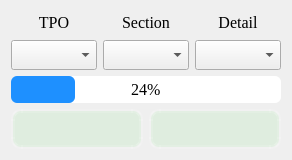
This is loaddialog.ui in leihui6/marksentence as Qt 5 draws it before an edit. The edited form follows.
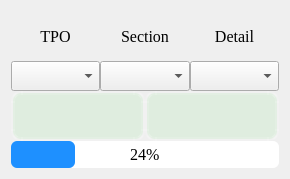
This is the edited form. Icons and pictures are not drawn.

Diff of the .ui file:
```diff
--- a/loaddialog.ui
+++ b/loaddialog.ui
@@ -6,8 +6,8 @@
    <rect>
     <x>0</x>
     <y>0</y>
-    <width>277</width>
-    <height>160</height>
+    <width>290</width>
+    <height>179</height>
    </rect>
   </property>
   <property name="windowTitle">
@@ -17,8 +17,11 @@
    <iconset resource="icon.qrc">
     <normaloff>:/icon/icon/tool_title.png</normaloff>:/icon/icon/tool_title.png</iconset>
   </property>
-  <layout class="QGridLayout" name="gridLayout_3">
-   <item row="0" column="0">
+  <layout class="QGridLayout" name="gridLayout_3" rowstretch="0,0,0,0,0">
+   <property name="spacing">
+    <number>0</number>
+   </property>
+   <item row="1" column="0">
     <layout class="QGridLayout" name="gridLayout_2">
      <item row="0" column="0">
       <widget class="QLabel" name="label_TPO">
@@ -70,61 +73,7 @@
      </item>
     </layout>
    </item>
-   <item row="1" column="0">
-    <layout class="QVBoxLayout" name="verticalLayout_3" stretch="2,2,2">
-     <item>
-      <layout class="QGridLayout" name="gridLayout">
-       <item row="0" column="0">
-        <widget class="QComboBox" name="combox_TPO">
-         <property name="minimumSize">
-          <size>
-           <width>0</width>
-           <height>30</height>
-          </size>
-         </property>
-         <property name="font">
-          <font>
-           <family>Times New Roman</family>
-           <pointsize>12</pointsize>
-          </font>
-         </property>
-        </widget>
-       </item>
-       <item row="0" column="1">
-        <widget class="QComboBox" name="combox_section">
-         <property name="minimumSize">
-          <size>
-           <width>0</width>
-           <height>30</height>
-          </size>
-         </property>
-         <property name="font">
-          <font>
-           <family>Times New Roman</family>
-           <pointsize>12</pointsize>
-          </font>
-         </property>
-        </widget>
-       </item>
-       <item row="0" column="2">
-        <widget class="QComboBox" name="combox_detail">
-         <property name="minimumSize">
-          <size>
-           <width>0</width>
-           <height>30</height>
-          </size>
-         </property>
-         <property name="font">
-          <font>
-           <family>Times New Roman</family>
-           <pointsize>12</pointsize>
-          </font>
-         </property>
-        </widget>
-       </item>
-      </layout>
-     </item>
-     <item>
+   <item row="4" column="0">
       <widget class="QProgressBar" name="progressBar">
        <property name="font">
         <font>
@@ -149,14 +98,26 @@
        </property>
       </widget>
      </item>
-     <item>
+   <item row="3" column="0">
       <layout class="QHBoxLayout" name="horizontalLayout_2">
+     <property name="spacing">
+      <number>0</number>
+     </property>
+     <property name="sizeConstraint">
+      <enum>QLayout::SetDefaultConstraint</enum>
+     </property>
        <item>
         <widget class="QPushButton" name="btn_comfirm">
+       <property name="sizePolicy">
+        <sizepolicy hsizetype="Minimum" vsizetype="Preferred">
+         <horstretch>0</horstretch>
+         <verstretch>37</verstretch>
+        </sizepolicy>
+       </property>
          <property name="minimumSize">
           <size>
            <width>0</width>
-           <height>40</height>
+         <height>13</height>
           </size>
          </property>
          <property name="styleSheet">
@@ -200,10 +161,16 @@
        </item>
        <item>
         <widget class="QPushButton" name="btn_cancel">
+       <property name="sizePolicy">
+        <sizepolicy hsizetype="Preferred" vsizetype="Preferred">
+         <horstretch>0</horstretch>
+         <verstretch>0</verstretch>
+        </sizepolicy>
+       </property>
          <property name="minimumSize">
           <size>
            <width>0</width>
-           <height>40</height>
+         <height>25</height>
           </size>
          </property>
          <property name="styleSheet">
@@ -247,6 +214,59 @@
        </item>
       </layout>
      </item>
+   <item row="2" column="0">
+    <layout class="QGridLayout" name="gridLayout">
+     <property name="spacing">
+      <number>0</number>
+     </property>
+     <item row="0" column="1">
+      <widget class="QComboBox" name="combox_section">
+       <property name="minimumSize">
+        <size>
+         <width>0</width>
+         <height>30</height>
+        </size>
+       </property>
+       <property name="font">
+        <font>
+         <family>Times New Roman</family>
+         <pointsize>12</pointsize>
+        </font>
+       </property>
+      </widget>
+     </item>
+     <item row="0" column="2">
+      <widget class="QComboBox" name="combox_detail">
+       <property name="minimumSize">
+        <size>
+         <width>0</width>
+         <height>30</height>
+        </size>
+       </property>
+       <property name="font">
+        <font>
+         <family>Times New Roman</family>
+         <pointsize>12</pointsize>
+        </font>
+       </property>
+      </widget>
+     </item>
+     <item row="0" column="0">
+      <widget class="QComboBox" name="combox_TPO">
+       <property name="minimumSize">
+        <size>
+         <width>0</width>
+         <height>30</height>
+        </size>
+       </property>
+       <property name="font">
+        <font>
+         <family>Times New Roman</family>
+         <pointsize>12</pointsize>
+        </font>
+       </property>
+      </widget>
+     </item>
     </layout>
    </item>
   </layout>
```
Left out of the diff: 6 changed lines with no effect on the pictures. Lines whose indentation alone changed are shown as unchanged.
